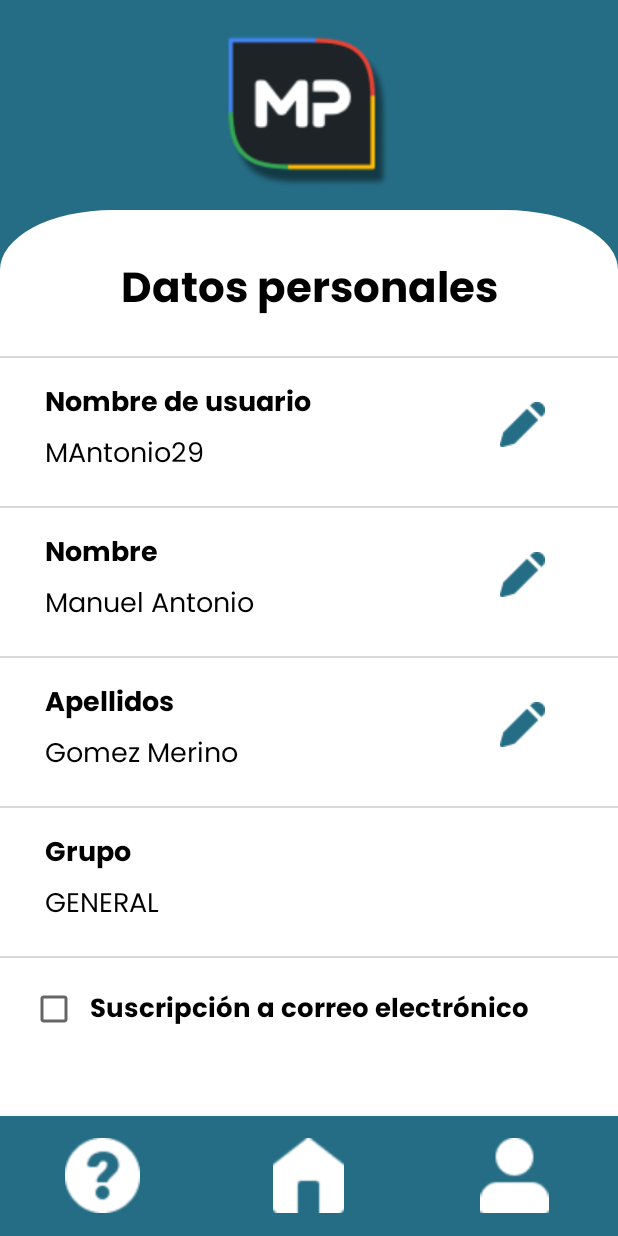
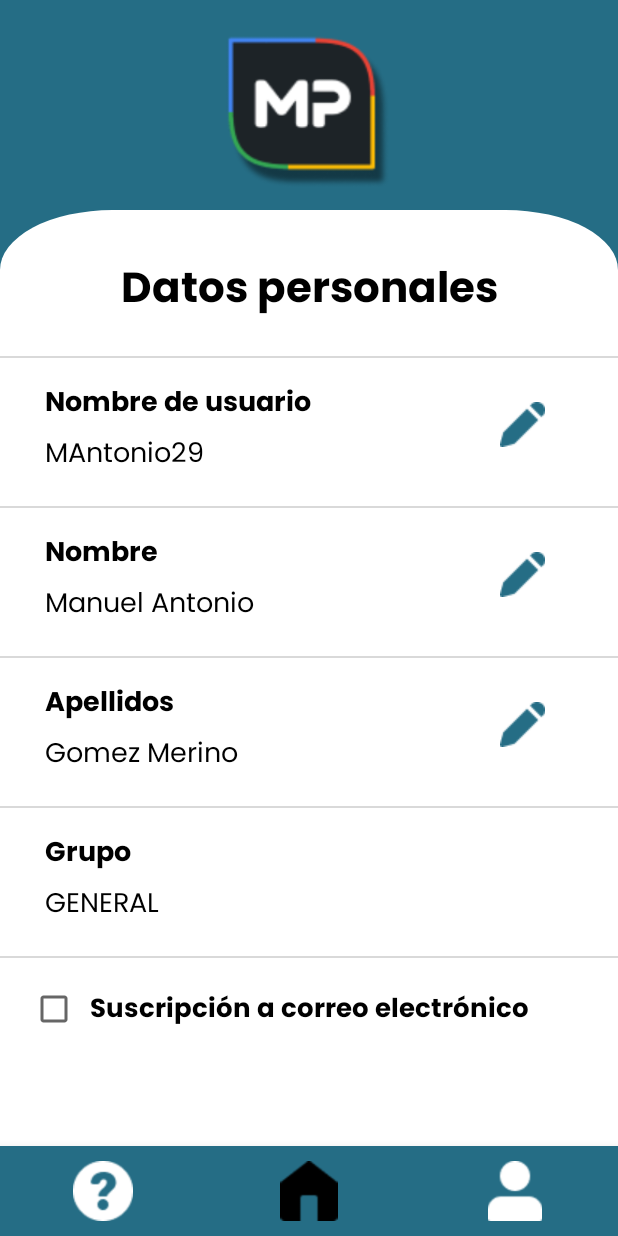
Before and after one commit to TFG-MenPas/MenPas, an Android app: the screen it shows after launch (DatosPersonales), item 2 of the bottom bar chosen, on a phone screen of 412 x 824 dp. Run offline under Robolectric (Android 15) with nearby library versions, the phone set to English and light mode, and no system bars.

Commit message:
Ajustados items menu inferior, botones y menu preparados para implementacion

```diff
--- a/app/src/main/java/com/uma/menpas/DatosPersonales.kt
+++ b/app/src/main/java/com/uma/menpas/DatosPersonales.kt
@@ -5,6 +5,7 @@ import android.os.Bundle
 import android.widget.CheckBox
 import android.widget.ImageButton
 import android.widget.Toast
+import com.google.android.material.bottomnavigation.BottomNavigationView
 
 class DatosPersonales : AppCompatActivity() {
     override fun onCreate(savedInstanceState: Bundle?) {
@@ -15,6 +16,7 @@ class DatosPersonales : AppCompatActivity() {
         val botonEditarNombre = findViewById<ImageButton>(R.id.botonEditarNombre)
         val botonEditarApellidos = findViewById<ImageButton>(R.id.botonEditarApellidos)
         val checkBoxSuscripcion = findViewById<CheckBox>(R.id.checkBoxSuscripcion)
+        val barraNavegacionInferior = findViewById<BottomNavigationView>(R.id.bottom_navigation)
 
         botonEditarNombreDeUsuario.setOnClickListener{
             Toast.makeText(applicationContext, "Edita el nombre de usuario", Toast.LENGTH_SHORT)
@@ -41,5 +43,28 @@ class DatosPersonales : AppCompatActivity() {
             }
 
         }
+
+        barraNavegacionInferior.getMenu().getItem(0).setCheckable(false); // LINEA PROVISIONAL PARA QUITAR EL FOCUS INICIAL DEL PRIMER ELEMENTO
+        barraNavegacionInferior.setOnItemSelectedListener {
+            when (it.itemId) {
+                R.id.menu_faq -> {
+                    it.setCheckable(true); // LINEA PROVISIONAL PARA DEVOLVER EL CHECKABLE AL PRIMER ELEMENTO
+                    Toast.makeText(applicationContext, "FAQ", Toast.LENGTH_SHORT)
+                        .show()
+                    return@setOnItemSelectedListener true
+                }
+                R.id.menu_home -> {
+                        Toast.makeText(applicationContext, "HOME", Toast.LENGTH_SHORT)
+                        .show()
+                    return@setOnItemSelectedListener true
+                }
+                R.id.menu_user -> {
+                    Toast.makeText(applicationContext, "USER", Toast.LENGTH_SHORT)
+                        .show()
+                    return@setOnItemSelectedListener true
+                }
+            }
+            false
+        }
     }
 }
--- /dev/null
+++ b/app/src/main/res/drawable/bm_items.xml
@@ -0,0 +1,5 @@
+<?xml version="1.0" encoding="utf-8"?>
+<selector xmlns:android="http://schemas.android.com/apk/res/android">
+    <item android:color="@android:color/black" android:state_checked="true" />
+    <item android:color="@android:color/white" android:state_checked="false"/>
+</selector>
--- a/app/src/main/res/layout/activity_datos_personales.xml
+++ b/app/src/main/res/layout/activity_datos_personales.xml
@@ -4,10 +4,11 @@
     android:layout_width="fill_parent"
     android:layout_height="fill_parent"
     android:background="@color/white">
+
     <ScrollView
         android:layout_width="match_parent"
         android:layout_height="match_parent"
-        android:layout_marginBottom="80dp">
+        android:layout_marginBottom="60dp">
 
         <RelativeLayout
             android:layout_width="match_parent"
@@ -16,220 +17,218 @@
             <View
                 android:id="@+id/bannerRectanguloAzul"
                 android:layout_width="match_parent"
-                android:layout_height="270dp"
+                android:layout_height="220dp"
                 android:layout_alignParentLeft="true"
 
                 android:layout_alignParentTop="true"
-                android:layout_marginTop="-50dp"
-                android:background="@drawable/prueba_banner"
-                />
+                android:background="@color/elipseBlue" />
 
-            <View android:id="@+id/bannerRectanguloBlancoCentral"
-            android:layout_width="match_parent"
-            android:layout_height="80dp"
-            android:layout_alignBottom="@+id/bannerRectanguloAzul"
+            <View
+                android:id="@+id/bannerRectanguloBlancoCentral"
+                android:layout_width="match_parent"
+                android:layout_height="80dp"
+                android:layout_alignBottom="@+id/bannerRectanguloAzul"
                 android:layout_marginLeft="75dp"
                 android:layout_marginRight="75dp"
-            android:background="@android:color/white"
-            />
+                android:background="@android:color/white" />
 
-            <View android:id="@+id/bannerElipseIzquierda"
+            <View
+                android:id="@+id/bannerElipseIzquierda"
                 android:layout_width="150dp"
                 android:layout_height="80dp"
                 android:layout_alignLeft="@+id/bannerRectanguloAzul"
                 android:layout_alignBottom="@+id/bannerRectanguloAzul"
-                android:background="@drawable/elipse_banner"/>
+                android:background="@drawable/elipse_banner" />
 
-            <View android:id="@+id/bannerElipseDerecha"
+            <View
+                android:id="@+id/bannerElipseDerecha"
                 android:layout_width="150dp"
                 android:layout_height="80dp"
                 android:layout_alignRight="@+id/bannerRectanguloAzul"
                 android:layout_alignBottom="@+id/bannerRectanguloAzul"
-                android:background="@drawable/elipse_banner"/>
+                android:background="@drawable/elipse_banner" />
 
-            <View android:id="@+id/bannerRectanguloBlancoInferior"
+            <View
+                android:id="@+id/bannerRectanguloBlancoInferior"
                 android:layout_width="match_parent"
                 android:layout_height="40dp"
                 android:layout_alignBottom="@+id/bannerRectanguloAzul"
-                android:background="@android:color/white"
-                />
+                android:background="@android:color/white" />
 
-            <ImageView android:id="@+id/logo"
+            <ImageView
+                android:id="@+id/logo"
                 android:layout_width="120dp"
                 android:layout_height="120dp"
+                android:layout_centerHorizontal="true"
                 android:layout_marginTop="15dp"
-                android:layout_centerHorizontal="true"
-                android:background="@drawable/logo"/>
+                android:background="@drawable/logo" />
 
             <TextView
-                android:text="@string/datos_personales"
+                android:id="@+id/textDatosPersonales"
                 android:layout_width="match_parent"
                 android:layout_height="wrap_content"
+                android:layout_marginTop="170dp"
+                android:layout_marginBottom="20dp"
                 android:fontFamily="@font/poppins_bold"
                 android:fontWeight="700"
-                android:textSize="28dp"
-                android:textStyle="normal"
                 android:gravity="center"
 
-                android:layout_marginBottom="20dp"
-                android:layout_marginTop="170dp"
+                android:text="@string/datos_personales"
                 android:textColor="@color/black"
-                android:id="@+id/textDatosPersonales"/>
+                android:textSize="28dp"
+                android:textStyle="normal" />
 
 
             <LinearLayout
                 android:layout_width="fill_parent"
                 android:layout_height="1dp"
+                android:layout_above="@id/RLNombreDeUsuario"
                 android:background="#D9D9D9"
-                android:orientation="horizontal"
-                android:layout_above="@id/RLNombreDeUsuario"
-                />
+                android:orientation="horizontal" />
 
             <!--android:background="@drawable/background_border"-->
             <RelativeLayout
+                android:id="@+id/RLNombreDeUsuario"
                 android:layout_width="match_parent"
                 android:layout_height="100dp"
                 android:layout_below="@id/textDatosPersonales"
                 android:minWidth="25px"
-                android:minHeight="25px"
-                android:id="@+id/RLNombreDeUsuario">
+                android:minHeight="25px">
 
                 <TextView
-                    android:text="@string/nombre_de_usuario"
+                    android:id="@+id/textNombreDeUsuario"
                     android:layout_width="match_parent"
                     android:layout_height="wrap_content"
+                    android:layout_marginLeft="30dp"
+                    android:layout_marginTop="15dp"
                     android:fontFamily="@font/poppins_bold"
                     android:fontWeight="700"
+                    android:text="@string/nombre_de_usuario"
+                    android:textColor="@color/black"
                     android:textSize="18dp"
-                    android:textStyle="normal"
-                    android:layout_marginLeft="30dp"
-                    android:layout_marginTop="15dp"
-                    android:textColor="@color/black"
-                    android:id="@+id/textNombreDeUsuario"/>
+                    android:textStyle="normal" />
 
                 <TextView
-                    android:text="MAntonio29"
+                    android:id="@+id/NombreDeUsuario"
                     android:layout_width="match_parent"
                     android:layout_height="wrap_content"
+                    android:layout_marginLeft="30dp"
+                    android:layout_marginTop="50dp"
                     android:fontFamily="@font/poppins_regular"
                     android:fontWeight="700"
+                    android:text="MAntonio29"
+                    android:textColor="@color/black"
                     android:textSize="18dp"
-                    android:textStyle="normal"
-                    android:layout_marginLeft="30dp"
-                    android:layout_marginTop="50dp"
-                    android:textColor="@color/black"
-                    android:id="@+id/NombreDeUsuario"/>
+                    android:textStyle="normal" />
 
                 <ImageButton
-                    android:src="@drawable/pencil"
-                    android:background="#FFFFFF"
+                    android:id="@+id/botonEditarNombreDeUsuario"
                     android:layout_width="48dp"
                     android:layout_height="48dp"
                     android:layout_alignParentRight="true"
+                    android:layout_marginTop="20dp"
                     android:layout_marginRight="40dp"
-                    android:layout_marginTop="20dp"
-                    android:id="@+id/botonEditarNombreDeUsuario"
-                    android:contentDescription="Edita tu nombre de usuario"/>
+                    android:background="#FFFFFF"
+                    android:contentDescription="Edita tu nombre de usuario"
+                    android:src="@drawable/pencil" />
 
             </RelativeLayout>
 
             <LinearLayout
                 android:layout_width="fill_parent"
                 android:layout_height="1dp"
+                android:layout_above="@id/RLNombre"
                 android:background="#D9D9D9"
-                android:orientation="horizontal"
-                android:layout_above="@id/RLNombre"
-                />
+                android:orientation="horizontal" />
 
             <RelativeLayout
+                android:id="@+id/RLNombre"
                 android:layout_width="match_parent"
+
                 android:layout_height="100dp"
-
                 android:layout_below="@id/RLNombreDeUsuario"
                 android:minWidth="25px"
-                android:minHeight="25px"
-                android:id="@+id/RLNombre">
+                android:minHeight="25px">
 
                 <TextView
-                    android:text="@string/nombre"
+                    android:id="@+id/textNombre"
                     android:layout_width="match_parent"
                     android:layout_height="wrap_content"
+                    android:layout_marginLeft="30dp"
+                    android:layout_marginTop="15dp"
                     android:fontFamily="@font/poppins_bold"
                     android:fontWeight="700"
+                    android:text="@string/nombre"
+                    android:textColor="@color/black"
                     android:textSize="18dp"
-                    android:textStyle="normal"
-                    android:layout_marginLeft="30dp"
-                    android:layout_marginTop="15dp"
-                    android:textColor="@color/black"
-                    android:id="@+id/textNombre"/>
+                    android:textStyle="normal" />
 
                 <TextView
-                    android:text="Manuel Antonio"
+                    android:id="@+id/Nombre"
                     android:layout_width="match_parent"
                     android:layout_height="wrap_content"
+                    android:layout_marginLeft="30dp"
+                    android:layout_marginTop="50dp"
                     android:fontFamily="@font/poppins_regular"
                     android:fontWeight="700"
+                    android:text="Manuel Antonio"
+                    android:textColor="@color/black"
                     android:textSize="18dp"
-                    android:textStyle="normal"
-                    android:layout_marginLeft="30dp"
-                    android:layout_marginTop="50dp"
-                    android:textColor="@color/black"
-                    android:id="@+id/Nombre"/>
+                    android:textStyle="normal" />
 
                 <ImageButton
-                    android:src="@drawable/pencil"
-                    android:background="#FFFFFF"
+                    android:id="@+id/botonEditarNombre"
                     android:layout_width="48dp"
                     android:layout_height="48dp"
                     android:layout_alignParentRight="true"
+                    android:layout_marginTop="20dp"
                     android:layout_marginRight="40dp"
-                    android:layout_marginTop="20dp"
-                    android:id="@+id/botonEditarNombre"
-                    android:contentDescription="Edita tu nombre"/>
+                    android:background="#FFFFFF"
+                    android:contentDescription="Edita tu nombre"
+                    android:src="@drawable/pencil" />
 
             </RelativeLayout>
 
             <LinearLayout
                 android:layout_width="fill_parent"
                 android:layout_height="1dp"
+                android:layout_above="@id/RLApellidos"
                 android:background="#D9D9D9"
-                android:orientation="horizontal"
-                android:layout_above="@id/RLApellidos"
-                />
+                android:orientation="horizontal" />
 
             <RelativeLayout
+                android:id="@+id/RLApellidos"
                 android:layout_width="match_parent"
                 android:layout_height="100dp"
                 android:layout_below="@id/RLNombre"
                 android:minWidth="25px"
-                android:minHeight="25px"
-                android:id="@+id/RLApellidos">
+                android:minHeight="25px">
 
                 <TextView
-                    android:text="@string/apellidos"
+                    android:id="@+id/textApellidos"
                     android:layout_width="match_parent"
                     android:layout_height="wrap_content"
+                    android:layout_marginLeft="30dp"
+                    android:layout_marginTop="15dp"
                     android:fontFamily="@font/poppins_bold"
                     android:fontWeight="700"
+                    android:text="@string/apellidos"
+                    android:textColor="@color/black"
                     android:textSize="18dp"
-                    android:textStyle="normal"
-                    android:layout_marginLeft="30dp"
-                    android:layout_marginTop="15dp"
-                    android:textColor="@color/black"
-                    android:id="@+id/textApellidos"/>
+                    android:textStyle="normal" />
 
                 <TextView
-                    android:text="Gomez Merino"
+                    android:id="@+id/Apellidos"
                     android:layout_width="match_parent"
                     android:layout_height="wrap_content"
+                    android:layout_marginLeft="30dp"
+                    android:layout_marginTop="50dp"
                     android:fontFamily="@font/poppins_regular"
                     android:fontWeight="700"
+                    android:text="Gomez Merino"
+                    android:textColor="@color/black"
                     android:textSize="18dp"
-                    android:textStyle="normal"
-                    android:layout_marginLeft="30dp"
-                    android:layout_marginTop="50dp"
-                    android:textColor="@color/black"
-                    android:id="@+id/Apellidos"/>
+                    android:textStyle="normal" />
 
                 <ImageButton
                     android:id="@+id/botonEditarApellidos"
@@ -247,116 +246,115 @@
             <LinearLayout
                 android:layout_width="fill_parent"
                 android:layout_height="1dp"
+                android:layout_above="@id/RLGrupo"
                 android:background="#D9D9D9"
-                android:orientation="horizontal"
-                android:layout_above="@id/RLGrupo"
-                />
+                android:orientation="horizontal" />
 
             <RelativeLayout
+                android:id="@+id/RLGrupo"
                 android:layout_width="match_parent"
                 android:layout_height="100dp"
                 android:layout_below="@id/RLApellidos"
                 android:minWidth="25px"
-                android:minHeight="25px"
-                android:id="@+id/RLGrupo">
+                android:minHeight="25px">
 
                 <TextView
-                    android:text="@string/grupo"
+                    android:id="@+id/textGrupo"
                     android:layout_width="match_parent"
                     android:layout_height="wrap_content"
+                    android:layout_marginLeft="30dp"
+                    android:layout_marginTop="15dp"
                     android:fontFamily="@font/poppins_bold"
                     android:fontWeight="700"
+                    android:text="@string/grupo"
+                    android:textColor="@color/black"
                     android:textSize="18dp"
-                    android:textStyle="normal"
-                    android:layout_marginLeft="30dp"
-                    android:layout_marginTop="15dp"
-                    android:textColor="@color/black"
-                    android:id="@+id/textGrupo"/>
+                    android:textStyle="normal" />
 
                 <TextView
-                    android:text="GENERAL"
+                    android:id="@+id/Grupo"
                     android:layout_width="match_parent"
                     android:layout_height="wrap_content"
+                    android:layout_marginLeft="30dp"
+                    android:layout_marginTop="50dp"
                     android:fontFamily="@font/poppins_regular"
                     android:fontWeight="700"
+                    android:text="GENERAL"
+                    android:textColor="@color/black"
                     android:textSize="18dp"
-                    android:textStyle="normal"
-                    android:layout_marginLeft="30dp"
-                    android:layout_marginTop="50dp"
-                    android:textColor="@color/black"
-                    android:id="@+id/Grupo"/>
+                    android:textStyle="normal" />
 
             </RelativeLayout>
 
             <LinearLayout
                 android:layout_width="fill_parent"
                 android:layout_height="1dp"
+                android:layout_above="@id/RLSuscripcion"
                 android:background="#D9D9D9"
-                android:orientation="horizontal"
-                android:layout_above="@id/RLSuscripcion"
-                />
+                android:orientation="horizontal" />
 
             <RelativeLayout
+                android:id="@+id/RLSuscripcion"
                 android:layout_width="match_parent"
                 android:layout_height="70dp"
                 android:layout_below="@id/RLGrupo"
                 android:minWidth="25px"
-                android:minHeight="25px"
-                android:id="@+id/RLSuscripcion">
+                android:minHeight="25px">
 
                 <TextView
-                    android:text="@string/suscripcion_a_correo_electronico"
+                    android:id="@+id/textSuscripcion"
                     android:layout_width="match_parent"
                     android:layout_height="wrap_content"
+                    android:layout_marginLeft="60dp"
+                    android:layout_marginTop="20dp"
                     android:fontFamily="@font/poppins_bold"
                     android:fontWeight="700"
+                    android:text="@string/suscripcion_a_correo_electronico"
+                    android:textColor="@color/black"
                     android:textSize="17dp"
-                    android:textStyle="normal"
-                    android:layout_marginLeft="60dp"
-                    android:layout_marginTop="20dp"
-                    android:textColor="@color/black"
-                    android:id="@+id/textSuscripcion"/>
+                    android:textStyle="normal" />
 
                 <CheckBox
-                    android:text=""
+                    android:id="@+id/checkBoxSuscripcion"
                     android:layout_width="48dp"
                     android:layout_height="48dp"
+                    android:layout_marginLeft="20dp"
                     android:layout_marginTop="10dp"
-                    android:layout_marginLeft="20dp"
-                    android:id="@+id/checkBoxSuscripcion" />
+                    android:text="" />
 
             </RelativeLayout>
 
         </RelativeLayout>
 
 
-
-
     </ScrollView>
 
-    <RelativeLayout
-        xmlns:android="http://schemas.android.com/apk/res/android"
+    <RelativeLayout xmlns:android="http://schemas.android.com/apk/res/android"
         xmlns:app="http://schemas.android.com/apk/res-auto"
-        android:orientation="vertical"
         android:layout_width="match_parent"
-        android:layout_height="match_parent">
+        android:layout_height="match_parent"
+        android:orientation="vertical">
+
         <FrameLayout
             android:id="@+id/content_frame"
             android:layout_width="match_parent"
             android:layout_height="match_parent"
-            android:layout_above="@+id/bottom_navigation"/>
+            android:layout_above="@+id/bottom_navigation" />
 
         <com.google.android.material.bottomnavigation.BottomNavigationView
             android:id="@+id/bottom_navigation"
             android:layout_width="match_parent"
-            android:layout_height="80dp"
+            android:layout_height="60dp"
             android:layout_alignParentBottom="true"
-            app:itemIconSize="50dp"
+            android:background="@color/elipseBlue"
             app:elevation="10dp"
+            app:itemIconSize="40dp"
+            app:itemIconTint="@drawable/bm_items"
             app:labelVisibilityMode="unlabeled"
             app:menu="@menu/bottom_nav_menu"
-            android:background="@color/elipseBlue"
-            app:itemIconTint="@android:color/white"/>
+            android:focusable="false"
+
+           />
 
     </RelativeLayout>
 
```
